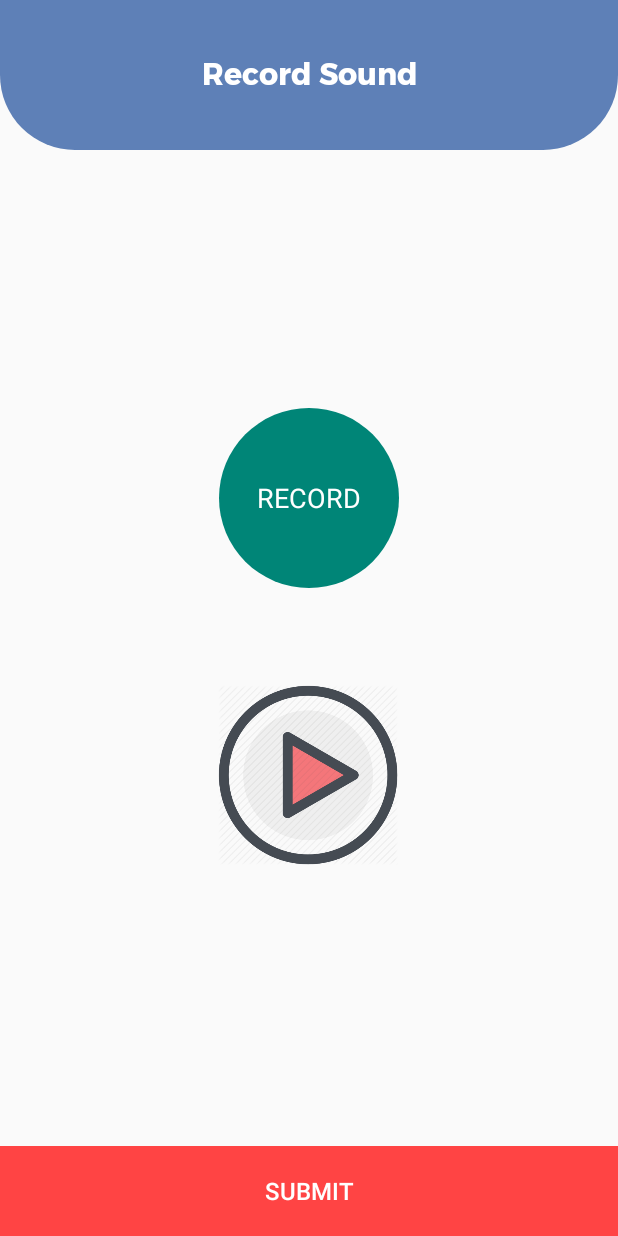
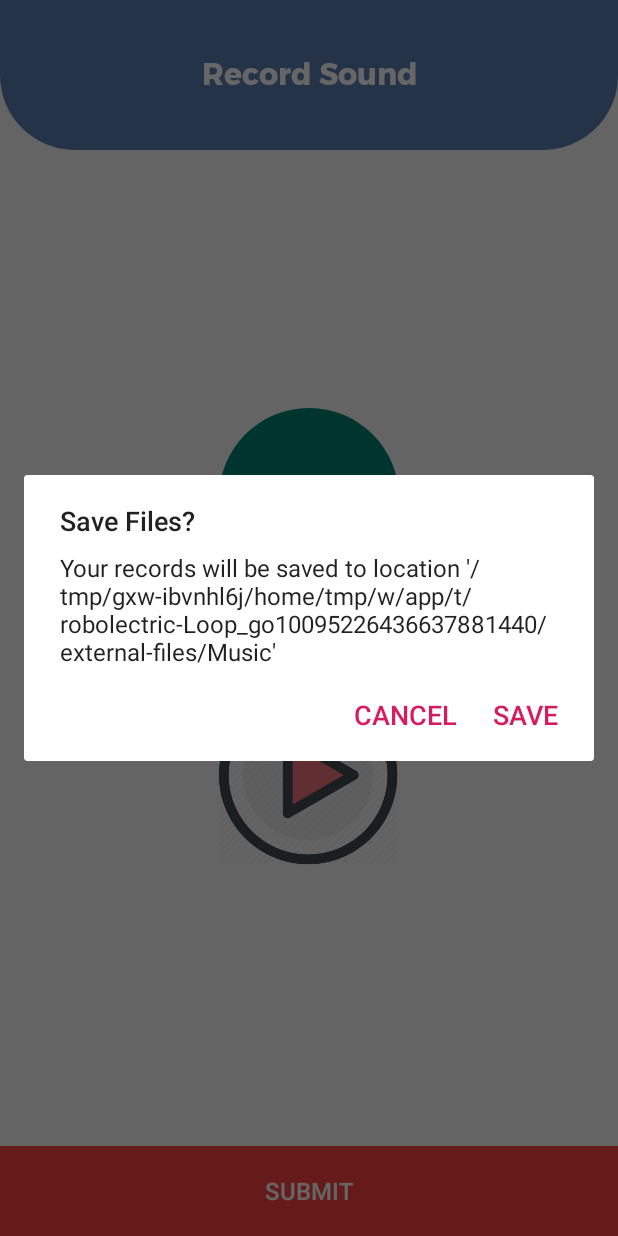
Before and after one commit to hridoy100/BreathTest, an Android app: the screen it shows after launch (MainActivity), after a tap on "SUBMIT", on a phone screen of 412 x 824 dp. Run offline under Robolectric (Android 15) with nearby library versions, the phone set to English and light mode, and no system bars; Roboto replaces fonts that are not available here.

Commit message:
new facility of recording added

```diff
--- a/app/src/main/java/com/example/breathtest/MainActivity.java
+++ b/app/src/main/java/com/example/breathtest/MainActivity.java
@@ -2,6 +2,8 @@ package com.example.breathtest;
 
 import android.Manifest;
 import android.animation.ObjectAnimator;
+import android.app.AlertDialog;
+import android.content.DialogInterface;
 import android.content.Intent;
 import android.content.pm.PackageManager;
 import android.media.MediaPlayer;
@@ -24,6 +26,9 @@ import java.io.ByteArrayOutputStream;
 import java.io.File;
 import java.io.FileOutputStream;
 import java.io.InputStream;
+import java.text.SimpleDateFormat;
+import java.util.Date;
+import java.util.Locale;
 
 public class MainActivity extends AppCompatActivity {
 
@@ -53,18 +58,23 @@ public class MainActivity extends AppCompatActivity {
     Thread t;
 
     ObjectAnimator progressBarAnimator;
-
+    AlertDialog.Builder builder;
 
     @Override
     protected void onCreate(Bundle savedInstanceState) {
         super.onCreate(savedInstanceState);
         setContentView(R.layout.activity_main);
+        builder = new AlertDialog.Builder(this);
         progress_bar = (ProgressBar) findViewById(R.id.progress_bar);
         progressBarAnimator = ObjectAnimator.ofInt(progress_bar, "progress", 0, 100);
         progressBarAnimator.setDuration(23000);
         audioSetup();
         storeAudioFiles("inhale",1);
         storeAudioFiles("exhale",2);
+        storeAudioFiles("ready",3);
+        storeAudioFiles("hold_breath",4);
+        storeAudioFiles("calm_down",5);
+
         recordButton.setEnabled(true);
     }
 
@@ -74,8 +84,17 @@ public class MainActivity extends AppCompatActivity {
             if(in_ex==1) {
                 ins = getResources().openRawResource(R.raw.inhale);
             }
+            else if(in_ex==2){
+                ins = getResources().openRawResource(R.raw.exhale);
+            }
+            else if(in_ex==3) {
+                ins = getResources().openRawResource(R.raw.ready);
+            }
+            else if(in_ex==4) {
+                ins = getResources().openRawResource(R.raw.hold_breath);
+            }
             else {
-                ins = getResources().openRawResource(R.raw.exhale);
+                ins = getResources().openRawResource(R.raw.calm_down);
             }
             ByteArrayOutputStream outputStream = new ByteArrayOutputStream();
             int size = 0;
@@ -246,6 +265,41 @@ public class MainActivity extends AppCompatActivity {
     }
 
     public void submit(View view){
+
+        final File dir = Environment.getExternalStoragePublicDirectory(Environment.DIRECTORY_MUSIC);
+        if(dir.exists()){
+            builder.setTitle("Save Files?");
+            builder.setMessage("Your records will be saved to location \'"+Environment.getExternalStoragePublicDirectory(Environment.DIRECTORY_MUSIC)+"\'");
+            builder.setCancelable(true);
+            builder.setPositiveButton("Save", new DialogInterface.OnClickListener() {
+                @Override
+                public void onClick(DialogInterface dialog, int which) {
+                    String currentTime = new SimpleDateFormat("mm:HH:ss", Locale.getDefault()).format(new Date());
+                    int k=1;
+                    for(int i=1; i<7; i++){
+                        File from = new File(dir,"breath_record"+i+".mp3");
+                        File to;
+                        if(i%2!=0) {
+                            to = new File(dir, currentTime + "_BI_"+ k + ".mp3");
+                        }
+                        else {
+                            to = new File(dir, currentTime + "_BO_"+ k + ".mp3");
+                            k++;
+                        }
+                        if(from.exists()) {
+                            from.renameTo(to);
+                        }
+                    }
+                }
+            });
+            builder.setNegativeButton("Cancel", new DialogInterface.OnClickListener() {
+                @Override
+                public void onClick(DialogInterface dialog, int which) {
+                    //do nothing..
+                }
+            });
+            builder.show();
+        }
 
     }
 
--- a/app/src/main/res/layout/activity_record.xml
+++ b/app/src/main/res/layout/activity_record.xml
@@ -115,7 +115,7 @@
                 android:layout_centerInParent="true"
                 android:text="থামুন"
                 android:textColor="@color/colorPrimaryDark"
-                android:textSize="40sp"
+                android:textSize="30sp"
                 android:textStyle="bold"
                 android:id="@+id/breath_text_circle"
                 android:layout_below="@+id/inhale_exhale_text"
```
Also changed, not shown: app/src/main/java/com/example/breathtest/RecordActivity.java (+124 -45 lines), 3 other files.
